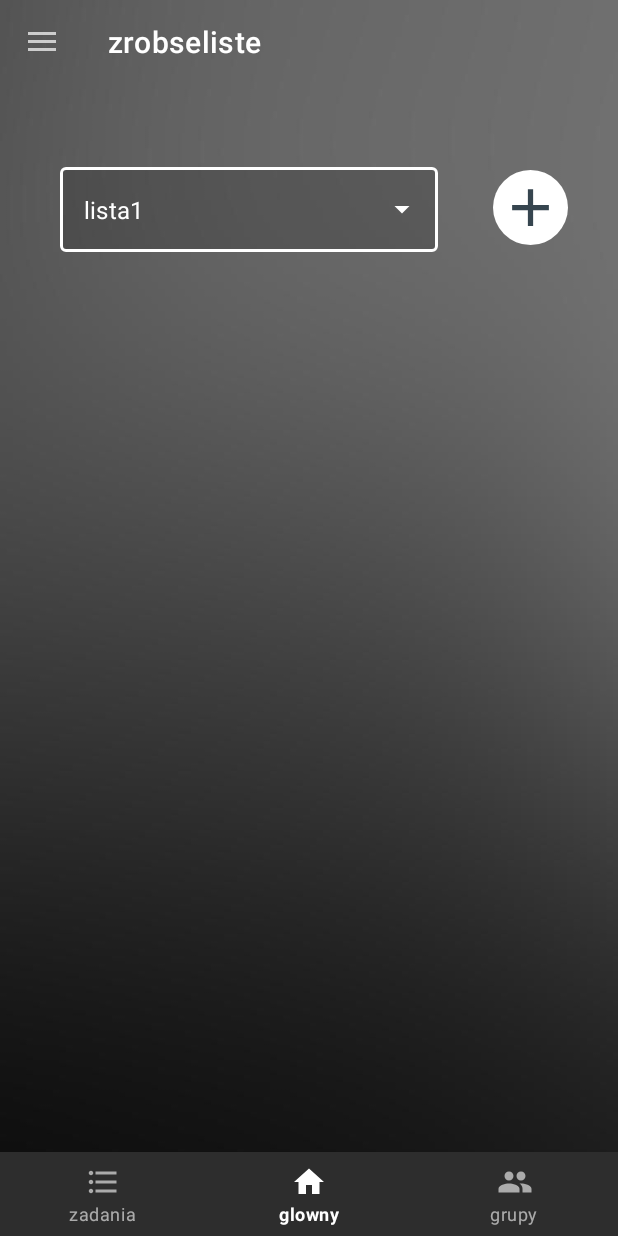
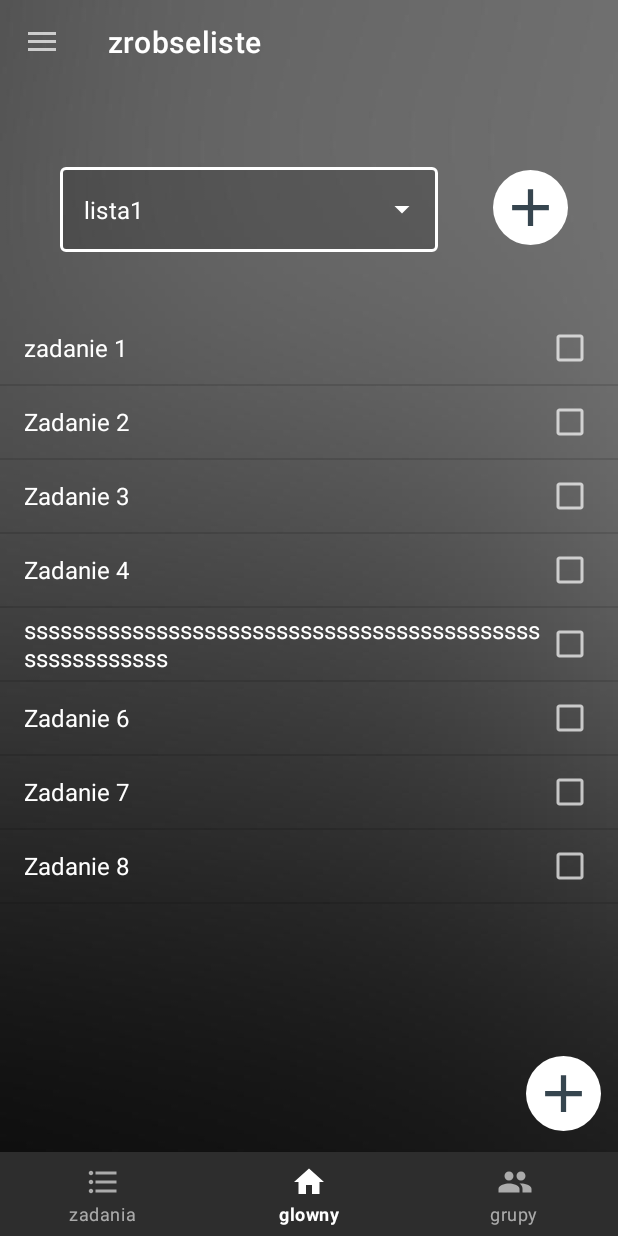
Before and after one commit to gitesprzemek/aplikacja_list_up, an Android app: the screen it shows after launch (MainScreen), after a tap on "ZALOGUJ", on a phone screen of 412 x 824 dp. Run offline under Robolectric (Android 15) with nearby library versions, the phone set to English and light mode, and no system bars; 1 statement that could not run was skipped.

Commit message:
wstepnie przygotowana lista

```diff
--- a/zrobseliste/app/src/main/java/com/pz/zrobseliste/screen/LoginScreen.java
+++ b/zrobseliste/app/src/main/java/com/pz/zrobseliste/screen/LoginScreen.java
@@ -14,6 +14,7 @@ import com.pz.zrobseliste.models.UserModel;
 public class LoginScreen extends AppCompatActivity {
 
     private UserModel user;
+    TextView informationView;
 
     @Override
     protected void onCreate(Bundle savedInstanceState) {
@@ -25,13 +26,14 @@ public class LoginScreen extends AppCompatActivity {
     }
 
     public void onBtnLogClick(View view) {
-        TextView informationView = findViewById(R.id.informationView);
+        informationView = findViewById(R.id.informationView);
         EditText loginField = findViewById(R.id.loginField);
         EditText passwordField = findViewById(R.id.passwordField);
         if(loginField.getText().toString().equals("") && passwordField.getText().toString().equals("") )
         {
             informationView.setText("Logowanie udane");
             startActivity(new Intent(LoginScreen.this, MainScreen.class));
+            informationView.setText("");
         }
         else
         {
--- a/zrobseliste/app/src/main/java/com/pz/zrobseliste/screen/MainScreen.java
+++ b/zrobseliste/app/src/main/java/com/pz/zrobseliste/screen/MainScreen.java
@@ -2,6 +2,7 @@ package com.pz.zrobseliste.screen;
 
 import androidx.annotation.NonNull;
 import androidx.appcompat.app.ActionBarDrawerToggle;
+import androidx.appcompat.app.AlertDialog;
 import androidx.appcompat.app.AppCompatActivity;
 import androidx.appcompat.widget.Toolbar;
 import androidx.core.view.GestureDetectorCompat;
@@ -17,6 +18,8 @@ import android.view.View;
 import android.widget.AdapterView;
 import android.widget.ArrayAdapter;
 import android.widget.AutoCompleteTextView;
+import android.widget.EditText;
+import android.widget.ListView;
 import android.widget.Toast;
 
 import com.google.android.material.bottomnavigation.BottomNavigationView;
@@ -26,8 +29,17 @@ import com.pz.zrobseliste.utils.SwipeListener;
 
 public class MainScreen extends AppCompatActivity implements BottomNavigationView.OnNavigationItemSelectedListener,NavigationView.OnNavigationItemSelectedListener,GestureDetector.OnGestureListener {
 
+    private AlertDialog.Builder dialogBuilder;
+    private AlertDialog dialog;
     private SwipeListener swipeListener;
     private GestureDetectorCompat detector;
+
+
+    EditText nazwa_zadania;
+    ListView listView;
+    ArrayAdapter<String> listItems;
+    String [] listOptions = {"zadanie 1","Zadanie 2","Zadanie 3","Zadanie 4","sssssssssssssssssssssssssssssssssssssssssssssssssssssss",
+    "Zadanie 6", "Zadanie 7","Zadanie 8"};
 
     String[] items = {"lista1","lista2","lista3"};
     AutoCompleteTextView autoCompleteTxt;
@@ -45,6 +57,10 @@ public class MainScreen extends AppCompatActivity implements BottomNavigationVie
         swipeListener = new SwipeListener();
 
         detector = new GestureDetectorCompat(this, this);
+        //--------------------list----------------------------------------------
+        listView = findViewById(R.id.list_view);
+        listItems = new ArrayAdapter<String>(this,android.R.layout.simple_list_item_multiple_choice,listOptions);
+        listView.setAdapter(listItems);
 
         //---------------------menu------------------------------------------
         drawerLayout = findViewById(R.id.drawer_layout);
--- /dev/null
+++ b/zrobseliste/app/src/main/res/drawable/icon_delete.xml
@@ -0,0 +1,5 @@
+<vector android:height="24dp" android:tint="#36454F"
+    android:viewportHeight="24" android:viewportWidth="24"
+    android:width="24dp" xmlns:android="http://schemas.android.com/apk/res/android">
+    <path android:fillColor="@android:color/white" android:pathData="M6,19c0,1.1 0.9,2 2,2h8c1.1,0 2,-0.9 2,-2V7H6v12zM19,4h-3.5l-1,-1h-5l-1,1H5v2h14V4z"/>
+</vector>
--- a/zrobseliste/app/src/main/res/layout/activity_main_screen.xml
+++ b/zrobseliste/app/src/main/res/layout/activity_main_screen.xml
@@ -46,6 +46,7 @@
                 tools:ignore="SpeakableTextPresentCheck" />
 
             <com.google.android.material.textfield.TextInputLayout
+                android:id="@+id/textInputLayout"
                 style="@style/Widget.MaterialComponents.TextInputLayout.OutlinedBox.ExposedDropdownMenu"
                 android:layout_width="match_parent"
                 android:layout_height="wrap_content"
@@ -66,6 +67,34 @@
                     android:textColor="@color/white" />
 
             </com.google.android.material.textfield.TextInputLayout>
+
+            <ListView
+                android:id="@+id/list_view"
+                android:layout_width="0dp"
+                android:layout_height="0dp"
+                android:layout_marginTop="40dp"
+                android:layout_marginBottom="80dp"
+                android:choiceMode="multipleChoice"
+                android:theme="@style/Theme.MaterialComponents.Light.NoActionBar"
+                app:layout_constraintBottom_toTopOf="@+id/bottom_nav"
+                app:layout_constraintEnd_toEndOf="parent"
+                app:layout_constraintStart_toStartOf="parent"
+                app:layout_constraintTop_toBottomOf="@+id/textInputLayout" />
+
+
+            <ImageButton
+
+                android:layout_width="50dp"
+                android:layout_height="50dp"
+                android:layout_marginStart="355dp"
+                android:layout_marginEnd="16dp"
+                android:layout_marginBottom="14dp"
+                android:background="@drawable/btn_bg"
+                app:srcCompat="@drawable/icon_add"
+                app:layout_constraintBottom_toTopOf="@+id/bottom_nav"
+                app:layout_constraintEnd_toEndOf="parent"
+                app:layout_constraintStart_toStartOf="parent" />
+
             <com.google.android.material.bottomnavigation.BottomNavigationView
                 android:layout_width="match_parent"
                 android:layout_height="wrap_content"
@@ -74,6 +103,8 @@
                 app:layout_constraintEnd_toEndOf="parent"
                 app:layout_constraintStart_toStartOf="parent"
                 app:menu="@menu/bottom_menu" />
+
+
 
 
         </androidx.constraintlayout.widget.ConstraintLayout>
```
